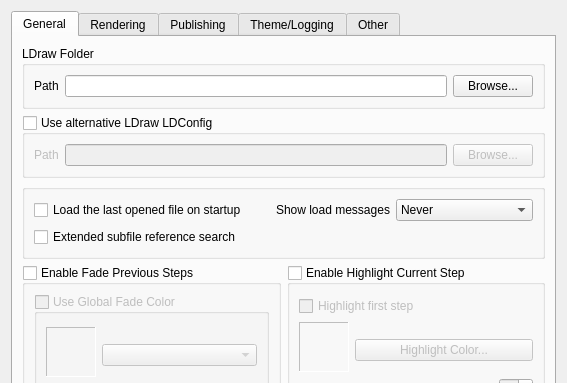
Old version of the form mainApp/preferences.ui in the repository trevorsandy/lpub3d-ci; both pictures show x 0 to 567 and y 0 to 383 of the 567 by 670 pixel window.
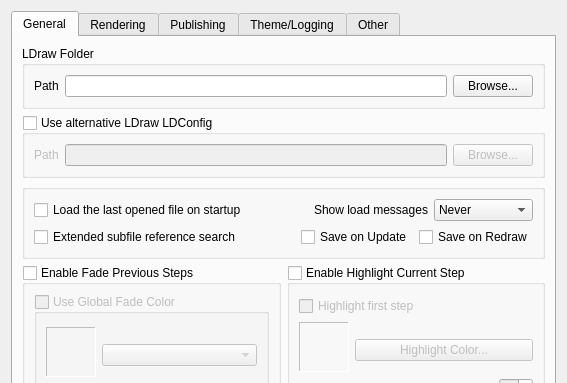
New version of the form. Icons and pictures are not drawn.

Commit message: Update and redraw save file to disk #336

Diff of the .ui file:
```diff
--- a/mainApp/preferences.ui
+++ b/mainApp/preferences.ui
@@ -156,6 +156,19 @@
               </property>
              </widget>
             </item>
+            <item>
+             <spacer name="horizontalSpacer_20">
+              <property name="orientation">
+               <enum>Qt::Horizontal</enum>
+              </property>
+              <property name="sizeHint" stdset="0">
+               <size>
+                <width>40</width>
+                <height>20</height>
+               </size>
+              </property>
+             </spacer>
+            </item>
             <item>
              <widget class="QLabel" name="label_20">
               <property name="text">
@@ -198,6 +211,8 @@
            </layout>
           </item>
           <item>
+           <layout class="QHBoxLayout" name="horizontalLayout_32">
+            <item>
            <widget class="QCheckBox" name="extendedSubfileSearchCheck">
             <property name="toolTip">
              <string>Search current folder, content search directories and LDraw subfolders for subfile references.</string>
@@ -206,6 +221,41 @@
              <string>Extended subfile reference search</string>
             </property>
            </widget>
+            </item>
+            <item>
+             <spacer name="horizontalSpacer_19">
+              <property name="orientation">
+               <enum>Qt::Horizontal</enum>
+              </property>
+              <property name="sizeHint" stdset="0">
+               <size>
+                <width>40</width>
+                <height>20</height>
+               </size>
+              </property>
+             </spacer>
+            </item>
+            <item>
+             <widget class="QCheckBox" name="saveOnUpdateChkBox">
+              <property name="toolTip">
+               <string>Save file when Update button is pressed.</string>
+              </property>
+              <property name="text">
+               <string>Save on Update</string>
+              </property>
+             </widget>
+            </item>
+            <item>
+             <widget class="QCheckBox" name="saveOnRedrawChkBox">
+              <property name="toolTip">
+               <string>Save file when Redraw or Clear Cache tool button is pressed</string>
+              </property>
+              <property name="text">
+               <string>Save on Redraw</string>
+              </property>
+             </widget>
+            </item>
+           </layout>
           </item>
          </layout>
         </widget>
```
Lines whose indentation alone changed are shown as unchanged. The commit also changes 7 other files.
